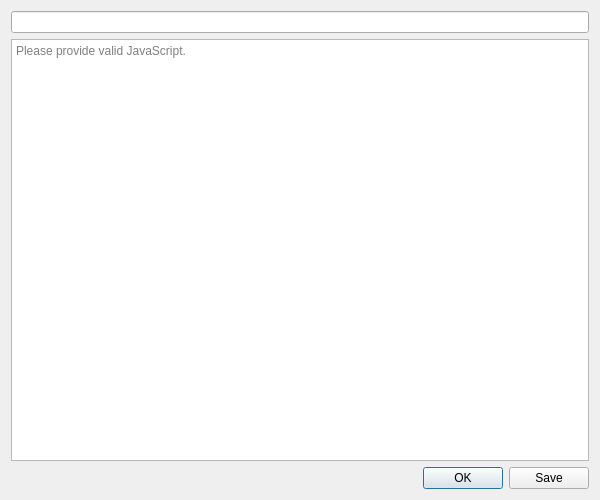
Old version of the form UI/dooble_javascript.ui in the repository textbrowser/dooble.
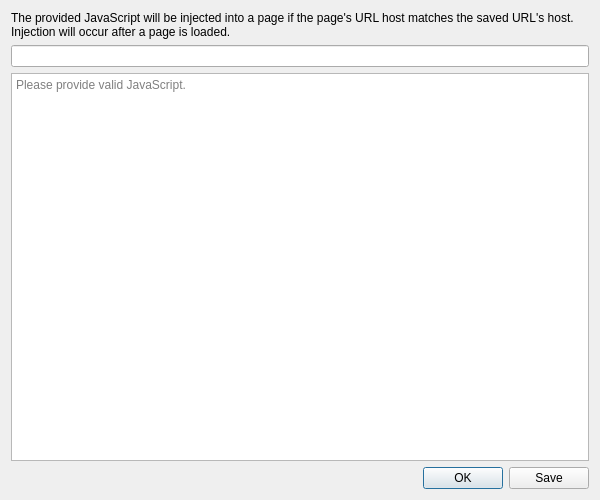
New version of the form. Icons and pictures are not drawn.

```diff
--- a/UI/dooble_javascript.ui
+++ b/UI/dooble_javascript.ui
@@ -18,6 +18,16 @@
     <normaloff>:/Logo/dooble.png</normaloff>:/Logo/dooble.png</iconset>
   </property>
   <layout class="QVBoxLayout" name="verticalLayout_2">
+   <item>
+    <widget class="QLabel" name="label">
+     <property name="text">
+      <string>The provided JavaScript will be injected into a page if the page's URL host matches the saved URL's host. Injection will occur after a page is loaded.</string>
+     </property>
+     <property name="wordWrap">
+      <bool>true</bool>
+     </property>
+    </widget>
+   </item>
    <item>
     <widget class="QLineEdit" name="url">
      <property name="readOnly">
```
